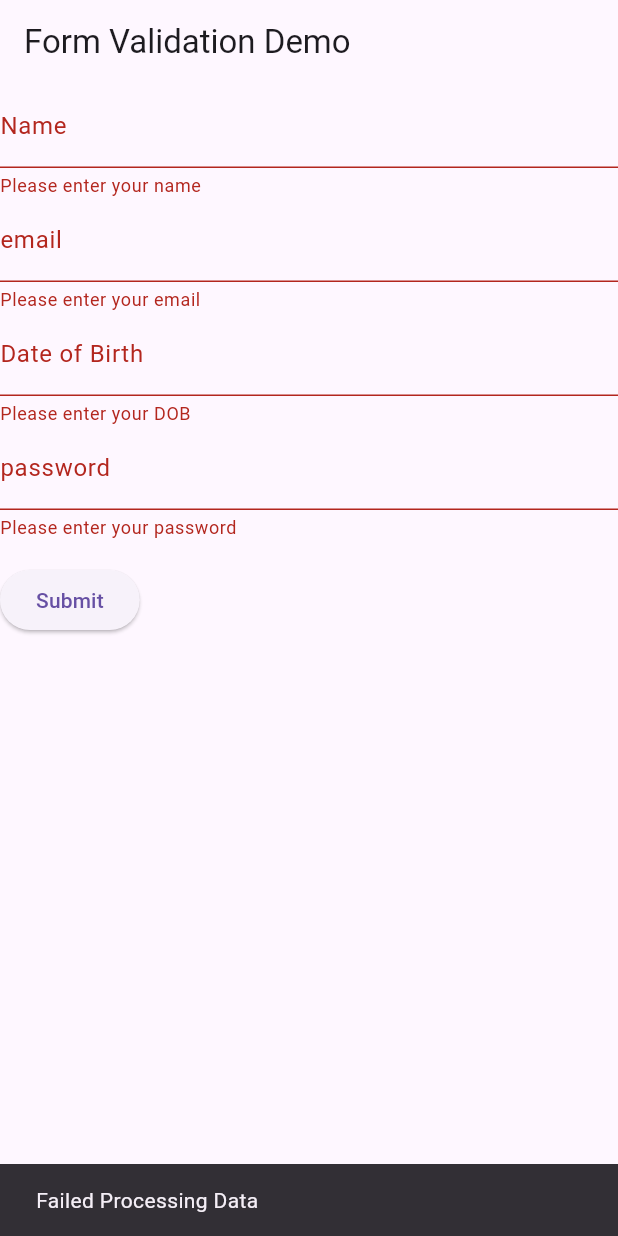
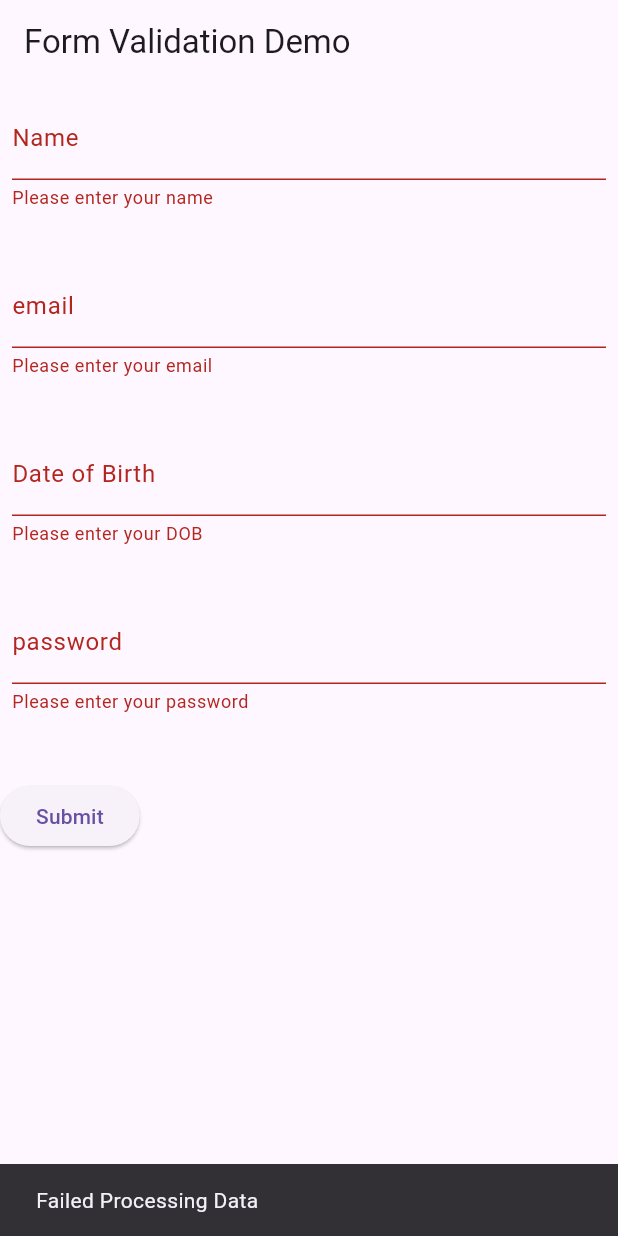
Before and after one commit to SunwooDua/inclass10, a Flutter app: the screen it shows after launch, after a tap on "Submit", on a phone screen of 412 x 824 dp. Run offline on Flutter 3.47's test engine with Material 3 defaults, Android fonts, the phone set to English and light mode, and no system bars.

Commit message:
implement email format, password requirement as well as update general UI

```diff
--- a/lib/main.dart
+++ b/lib/main.dart
@@ -49,7 +49,9 @@ class MyCustomFormState extends State<MyCustomForm> {
       child: Column(
         crossAxisAlignment: CrossAxisAlignment.start,
         children: [
-          TextFormField(
+          Padding(
+            padding: const EdgeInsets.all(8.0),
+            child: TextFormField(
               //name
               controller: _name,
               decoration: InputDecoration(labelText: 'Name'),
@@ -61,7 +63,11 @@ class MyCustomFormState extends State<MyCustomForm> {
                 return null;
               },
             ),
-          TextFormField(
+          ),
+          SizedBox(height: 20),
+          Padding(
+            padding: const EdgeInsets.all(8.0),
+            child: TextFormField(
               // email
               controller: _email,
               decoration: InputDecoration(labelText: 'email'),
@@ -69,11 +75,21 @@ class MyCustomFormState extends State<MyCustomForm> {
               validator: (value) {
                 if (value == null || value.isEmpty) {
                   return 'Please enter your email';
+                } else if (!RegExp(
+                  //reg expression for email format something@something.something
+                  r"^[a-zA-Z0-9.a-zA-Z0-9.!#$%&'*+-/=?^_`{|}~]+@[a-zA-Z0-9]+\.[a-zA-Z]+",
+                ).hasMatch(value)) {
+                  return "Please enter valid email format";
                 }
                 return null;
               },
             ),
-          TextFormField(
+          ),
+          SizedBox(height: 20),
+
+          Padding(
+            padding: const EdgeInsets.all(8.0),
+            child: TextFormField(
               // date of birth
               controller: _DOB,
               decoration: InputDecoration(labelText: 'Date of Birth'),
@@ -85,7 +101,12 @@ class MyCustomFormState extends State<MyCustomForm> {
                 return null;
               },
             ),
-          TextFormField(
+          ),
+          SizedBox(height: 20),
+
+          Padding(
+            padding: const EdgeInsets.all(8.0),
+            child: TextFormField(
               // password
               controller: _password,
               decoration: InputDecoration(labelText: 'password'),
@@ -93,10 +114,19 @@ class MyCustomFormState extends State<MyCustomForm> {
               validator: (value) {
                 if (value == null || value.isEmpty) {
                   return 'Please enter your password';
+                } else if (value.length < 8) {
+                  // if less than 8
+                  return 'your password must be longer than 8 character';
+                } else if (!value.contains('!')) {
+                  // if not contain !
+                  return 'your password must contain !';
                 }
                 return null;
               },
             ),
+          ),
+          SizedBox(height: 20),
+
           Padding(
             padding: const EdgeInsets.symmetric(vertical: 16),
             child: ElevatedButton(
@@ -106,7 +136,7 @@ class MyCustomFormState extends State<MyCustomForm> {
                   // If the form is valid, display a snackbar. In the real world,
                   // you'd often call a server or save the information in a database.
                   ScaffoldMessenger.of(context).showSnackBar(
-                    const SnackBar(content: Text('Processing Data')),
+                    const SnackBar(content: Text('Processing Data Successful')),
                   );
                   Navigator.push(
                     context,
@@ -133,9 +163,20 @@ class Confirmation extends StatelessWidget {
   @override
   Widget build(BuildContext context) {
     return Scaffold(
-      appBar: AppBar(title: Text("Confirmation Page")),
+      appBar: AppBar(
+        title: Text("Confirmation Page"),
+        backgroundColor: Colors.amber,
+      ),
       body: Column(
-        children: [Container(child: Text("Successful Sign Up! Welcome!"))],
+        mainAxisAlignment: MainAxisAlignment.center,
+        children: [
+          Center(
+            child: Text(
+              "Successful Sign Up! \n Welcome!",
+              style: TextStyle(fontSize: 50),
+            ),
+          ),
+        ],
       ),
     );
   }
```
Lines whose indentation alone changed are shown as unchanged.
